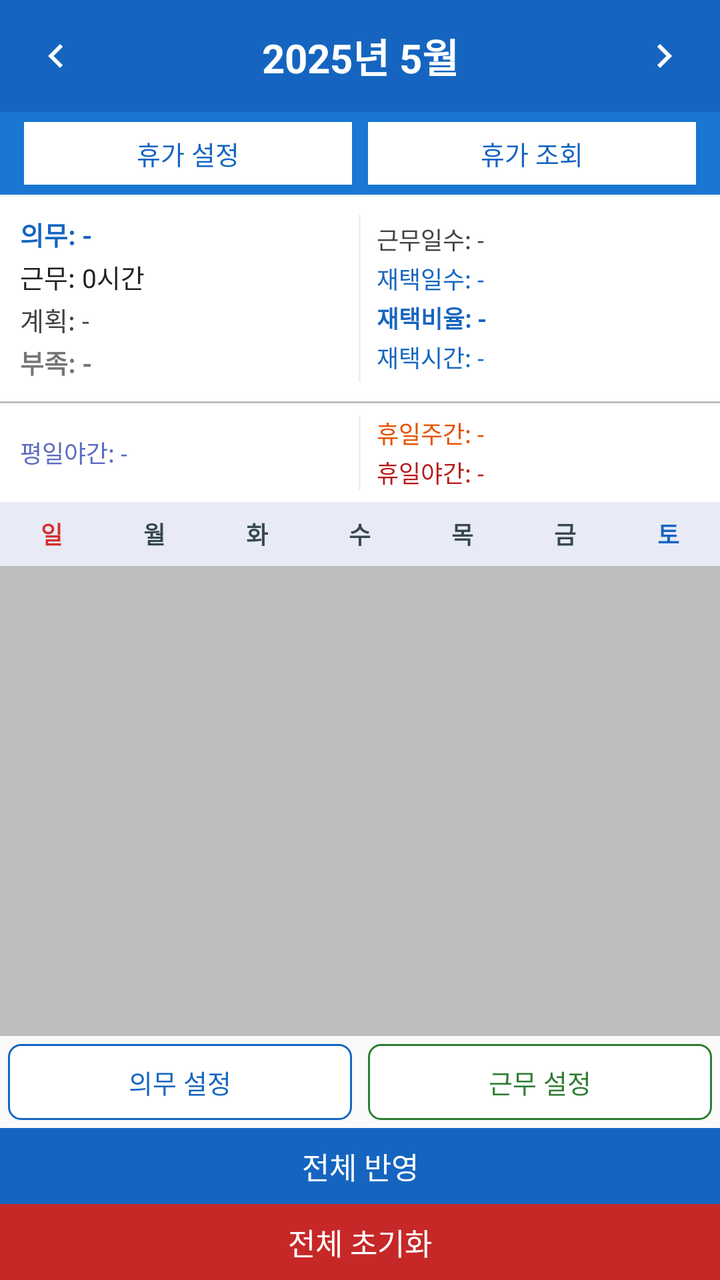
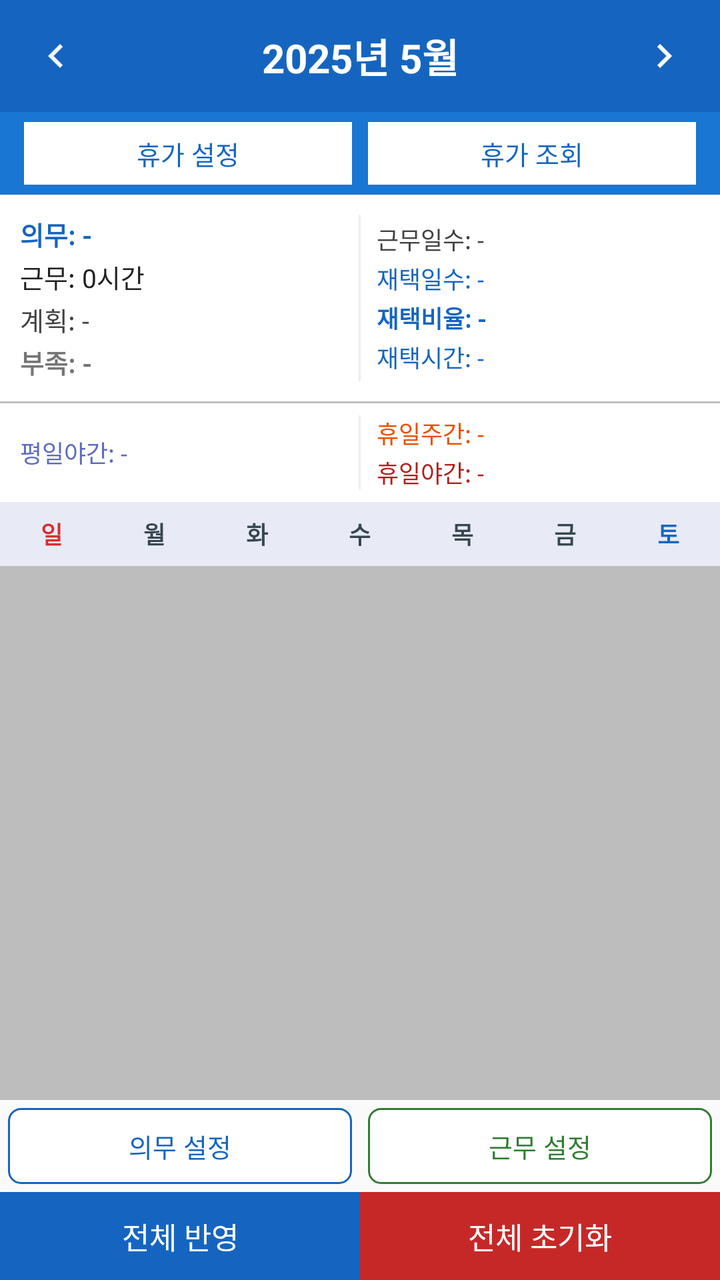

The first picture is an Android layout as it rendered before a commit; the second is the same layout after the commit. The layout source and the unified diff follow.
<!-- AndroidManifest.xml: application theme AppTheme -->
<!-- res/layout/activity_main.xml -->
<?xml version="1.0" encoding="utf-8"?>
<LinearLayout xmlns:android="http://schemas.android.com/apk/res/android"
    android:id="@+id/root_main"
    android:layout_width="match_parent"
    android:layout_height="match_parent"
    android:orientation="vertical"
    android:background="#F5F5F5">

    
    <LinearLayout
        android:layout_width="match_parent"
        android:layout_height="56dp"
        android:orientation="horizontal"
        android:gravity="center_vertical"
        android:background="#1565C0"
        android:padding="4dp">

        <ImageButton
            android:id="@+id/btn_prev_month"
            android:layout_width="48dp"
            android:layout_height="48dp"
            android:src="@drawable/ic_arrow_left"
            android:background="?attr/selectableItemBackgroundBorderless"
            android:contentDescription="이전 달" />

        <TextView
            android:id="@+id/tv_month_year"
            android:layout_width="0dp"
            android:layout_height="wrap_content"
            android:layout_weight="1"
            android:gravity="center"
            android:textSize="20sp"
            android:textColor="#FFFFFF"
            android:textStyle="bold"
            android:text="2025년 5월" />

        <ImageButton
            android:id="@+id/btn_next_month"
            android:layout_width="48dp"
            android:layout_height="48dp"
            android:src="@drawable/ic_arrow_right"
            android:background="?attr/selectableItemBackgroundBorderless"
            android:contentDescription="다음 달" />
    </LinearLayout>

    
    <LinearLayout
        android:layout_width="match_parent"
        android:layout_height="wrap_content"
        android:orientation="horizontal"
        android:background="#1976D2"
        android:paddingLeft="12dp"
        android:paddingRight="12dp"
        android:paddingTop="5dp"
        android:paddingBottom="5dp"
        android:gravity="center_vertical">

        <TextView
            android:id="@+id/btn_vacation_settings"
            android:layout_width="0dp"
            android:layout_height="wrap_content"
            android:layout_weight="1"
            android:text="휴가 설정"
            android:textColor="#1565C0"
            android:textSize="13sp"
            android:gravity="center"
            android:paddingTop="6dp"
            android:paddingBottom="6dp"
            android:background="#FFFFFF"
            android:clickable="true"
            android:focusable="true"
            android:layout_marginEnd="4dp" />

        <TextView
            android:id="@+id/btn_vacation_query"
            android:layout_width="0dp"
            android:layout_height="wrap_content"
            android:layout_weight="1"
            android:text="휴가 조회"
            android:textColor="#1565C0"
            android:textSize="13sp"
            android:gravity="center"
            android:paddingTop="6dp"
            android:paddingBottom="6dp"
            android:background="#FFFFFF"
            android:clickable="true"
            android:focusable="true"
            android:layout_marginStart="4dp" />
    </LinearLayout>

    
    <LinearLayout
        android:layout_width="match_parent"
        android:layout_height="wrap_content"
        android:orientation="vertical"
        android:background="#FFFFFF">

        
        <LinearLayout
            android:layout_width="match_parent"
            android:layout_height="wrap_content"
            android:orientation="horizontal"
            android:padding="10dp"
            android:gravity="center_vertical">

            
            <LinearLayout
                android:layout_width="0dp"
                android:layout_height="wrap_content"
                android:layout_weight="1"
                android:orientation="vertical">

                <TextView
                    android:id="@+id/tv_duty"
                    android:layout_width="wrap_content"
                    android:layout_height="wrap_content"
                    android:textSize="13sp"
                    android:textColor="#1565C0"
                    android:textStyle="bold"
                    android:text="의무: -" />

                <TextView
                    android:id="@+id/tv_work"
                    android:layout_width="wrap_content"
                    android:layout_height="wrap_content"
                    android:textSize="13sp"
                    android:textColor="#212121"
                    android:layout_marginTop="2dp"
                    android:text="근무: 0시간" />

                <TextView
                    android:id="@+id/tv_plan"
                    android:layout_width="wrap_content"
                    android:layout_height="wrap_content"
                    android:textSize="13sp"
                    android:textColor="#424242"
                    android:layout_marginTop="2dp"
                    android:text="계획: -" />

                <TextView
                    android:id="@+id/tv_shortage"
                    android:layout_width="wrap_content"
                    android:layout_height="wrap_content"
                    android:textSize="13sp"
                    android:textStyle="bold"
                    android:layout_marginTop="2dp"
                    android:text="부족: -" />
            </LinearLayout>

            
            <View
                android:layout_width="1dp"
                android:layout_height="match_parent"
                android:background="#EEEEEE"
                android:layout_marginStart="8dp"
                android:layout_marginEnd="8dp" />

            
            <LinearLayout
                android:layout_width="0dp"
                android:layout_height="wrap_content"
                android:layout_weight="1"
                android:orientation="vertical">

                <TextView
                    android:id="@+id/tv_work_days"
                    android:layout_width="wrap_content"
                    android:layout_height="wrap_content"
                    android:textSize="12sp"
                    android:textColor="#424242"
                    android:text="근무일수: -" />

                <TextView
                    android:id="@+id/tv_remote_days"
                    android:layout_width="wrap_content"
                    android:layout_height="wrap_content"
                    android:textSize="12sp"
                    android:textColor="#1565C0"
                    android:layout_marginTop="2dp"
                    android:text="재택일수: -" />

                <TextView
                    android:id="@+id/tv_remote_ratio"
                    android:layout_width="wrap_content"
                    android:layout_height="wrap_content"
                    android:textSize="12sp"
                    android:textColor="#1565C0"
                    android:textStyle="bold"
                    android:layout_marginTop="2dp"
                    android:text="재택비율: -" />

                <TextView
                    android:id="@+id/tv_remote_hours"
                    android:layout_width="wrap_content"
                    android:layout_height="wrap_content"
                    android:textSize="12sp"
                    android:textColor="#1565C0"
                    android:layout_marginTop="2dp"
                    android:text="재택시간: -" />
            </LinearLayout>
        </LinearLayout>

        
        <View
            android:layout_width="match_parent"
            android:layout_height="1dp"
            android:background="#BDBDBD" />

        
        <LinearLayout
            android:layout_width="match_parent"
            android:layout_height="wrap_content"
            android:orientation="horizontal"
            android:paddingStart="10dp"
            android:paddingEnd="10dp"
            android:paddingTop="6dp"
            android:paddingBottom="6dp"
            android:gravity="center_vertical">

            <LinearLayout
                android:layout_width="0dp"
                android:layout_height="wrap_content"
                android:layout_weight="1"
                android:orientation="vertical">

                <TextView
                    android:id="@+id/tv_weekday_night"
                    android:layout_width="wrap_content"
                    android:layout_height="wrap_content"
                    android:textSize="12sp"
                    android:textColor="#5C6BC0"
                    android:text="평일야간: -" />
            </LinearLayout>

            
            <View
                android:layout_width="1dp"
                android:layout_height="match_parent"
                android:background="#EEEEEE"
                android:layout_marginStart="8dp"
                android:layout_marginEnd="8dp" />

            <LinearLayout
                android:layout_width="0dp"
                android:layout_height="wrap_content"
                android:layout_weight="1"
                android:orientation="vertical">

                <TextView
                    android:id="@+id/tv_holiday_day"
                    android:layout_width="wrap_content"
                    android:layout_height="wrap_content"
                    android:textSize="12sp"
                    android:textColor="#E65100"
                    android:text="휴일주간: -" />

                <TextView
                    android:id="@+id/tv_holiday_night"
                    android:layout_width="wrap_content"
                    android:layout_height="wrap_content"
                    android:textSize="12sp"
                    android:textColor="#B71C1C"
                    android:layout_marginTop="2dp"
                    android:text="휴일야간: -" />
            </LinearLayout>
        </LinearLayout>
    </LinearLayout>

    
    <LinearLayout
        android:layout_width="match_parent"
        android:layout_height="32dp"
        android:orientation="horizontal"
        android:background="#E8EAF6">

        <TextView android:layout_width="0dp" android:layout_height="match_parent"
            android:layout_weight="1" android:gravity="center"
            android:text="일" android:textColor="#D32F2F" android:textStyle="bold" android:textSize="12sp"/>
        <TextView android:layout_width="0dp" android:layout_height="match_parent"
            android:layout_weight="1" android:gravity="center"
            android:text="월" android:textColor="#37474F" android:textStyle="bold" android:textSize="12sp"/>
        <TextView android:layout_width="0dp" android:layout_height="match_parent"
            android:layout_weight="1" android:gravity="center"
            android:text="화" android:textColor="#37474F" android:textStyle="bold" android:textSize="12sp"/>
        <TextView android:layout_width="0dp" android:layout_height="match_parent"
            android:layout_weight="1" android:gravity="center"
            android:text="수" android:textColor="#37474F" android:textStyle="bold" android:textSize="12sp"/>
        <TextView android:layout_width="0dp" android:layout_height="match_parent"
            android:layout_weight="1" android:gravity="center"
            android:text="목" android:textColor="#37474F" android:textStyle="bold" android:textSize="12sp"/>
        <TextView android:layout_width="0dp" android:layout_height="match_parent"
            android:layout_weight="1" android:gravity="center"
            android:text="금" android:textColor="#37474F" android:textStyle="bold" android:textSize="12sp"/>
        <TextView android:layout_width="0dp" android:layout_height="match_parent"
            android:layout_weight="1" android:gravity="center"
            android:text="토" android:textColor="#1565C0" android:textStyle="bold" android:textSize="12sp"/>
    </LinearLayout>

    
    <GridView
        android:id="@+id/grid_calendar"
        android:layout_width="match_parent"
        android:layout_height="0dp"
        android:layout_weight="1"
        android:numColumns="7"
        android:stretchMode="columnWidth"
        android:horizontalSpacing="1dp"
        android:verticalSpacing="1dp"
        android:background="#BDBDBD"
        android:padding="1dp"
        android:overScrollMode="never" />

    
    <LinearLayout
        android:layout_width="match_parent"
        android:layout_height="wrap_content"
        android:orientation="horizontal"
        android:background="#FAFAFA">

        <TextView
            android:id="@+id/btn_set_target"
            android:layout_width="0dp"
            android:layout_height="38dp"
            android:layout_weight="1"
            android:gravity="center"
            android:text="의무 설정"
            android:textColor="#1565C0"
            android:textSize="13sp"
            android:background="@drawable/bg_outlined_button"
            android:clickable="true"
            android:focusable="true"
            android:layout_margin="4dp" />

        <TextView
            android:id="@+id/btn_work_settings"
            android:layout_width="0dp"
            android:layout_height="38dp"
            android:layout_weight="1"
            android:gravity="center"
            android:text="근무 설정"
            android:textColor="#2E7D32"
            android:textSize="13sp"
            android:background="@drawable/bg_work_settings_button"
            android:clickable="true"
            android:focusable="true"
            android:layout_margin="4dp" />
    </LinearLayout>

    
    <TextView
        android:id="@+id/btn_bulk_apply"
        android:layout_width="match_parent"
        android:layout_height="38dp"
        android:gravity="center"
        android:text="전체 반영"
        android:textSize="15sp"
        android:textColor="#FFFFFF"
        android:background="#1565C0"
        android:clickable="true"
        android:focusable="true" />

    
    <TextView
        android:id="@+id/btn_reset"
        android:layout_width="match_parent"
        android:layout_height="38dp"
        android:gravity="center"
        android:text="전체 초기화"
        android:textSize="15sp"
        android:textColor="#FFFFFF"
        android:background="#C62828"
        android:clickable="true"
        android:focusable="true" />

</LinearLayout>
<!-- resources referenced by this layout -->
<resources>
  <!-- drawable bg_outlined_button (drawable) -->
  <?xml version="1.0" encoding="utf-8"?>
  <shape xmlns:android="http://schemas.android.com/apk/res/android"
      android:shape="rectangle">
      <solid android:color="#FFFFFF" />
      <stroke android:width="1dp" android:color="#1565C0" />
      <corners android:radius="6dp" />
  </shape>
  <!-- drawable bg_work_settings_button (drawable) -->
  <?xml version="1.0" encoding="utf-8"?>
  <shape xmlns:android="http://schemas.android.com/apk/res/android"
      android:shape="rectangle">
      <solid android:color="#FFFFFF" />
      <stroke android:width="1dp" android:color="#2E7D32" />
      <corners android:radius="6dp" />
  </shape>
  <!-- drawable ic_arrow_left (drawable) -->
  <?xml version="1.0" encoding="utf-8"?>
  <vector xmlns:android="http://schemas.android.com/apk/res/android"
      android:width="24dp"
      android:height="24dp"
      android:viewportWidth="24"
      android:viewportHeight="24">
      <path
          android:fillColor="#FFFFFF"
          android:pathData="M15.41,16.59L10.83,12l4.58,-4.59L14,6l-6,6 6,6 1.41,-1.41z" />
  </vector>
  <!-- drawable ic_arrow_right (drawable) -->
  <?xml version="1.0" encoding="utf-8"?>
  <vector xmlns:android="http://schemas.android.com/apk/res/android"
      android:width="24dp"
      android:height="24dp"
      android:viewportWidth="24"
      android:viewportHeight="24">
      <path
          android:fillColor="#FFFFFF"
          android:pathData="M8.59,16.59L13.17,12 8.59,7.41 10,6l6,6 -6,6 -1.41,-1.41z" />
  </vector>
  <style name="AppTheme" parent="Theme.AppCompat.Light.NoActionBar">
          <item name="colorPrimary">@color/colorPrimary</item>
          <item name="colorPrimaryDark">@color/colorPrimaryDark</item>
          <item name="colorAccent">@color/colorAccent</item>
      </style>
  <color name="colorPrimary">#1565C0</color>
  <color name="colorPrimaryDark">#0D47A1</color>
  <color name="colorAccent">#E65100</color>
</resources>

<!-- the commit's change to res/layout/activity_main.xml (unified diff, before → after) -->
@@ -347,29 +347,36 @@
     </LinearLayout>
 
     
-    <TextView
-        android:id="@+id/btn_bulk_apply"
-        android:layout_width="match_parent"
-        android:layout_height="38dp"
-        android:gravity="center"
-        android:text="전체 반영"
-        android:textSize="15sp"
-        android:textColor="#FFFFFF"
-        android:background="#1565C0"
-        android:clickable="true"
-        android:focusable="true" />
-
-    
-    <TextView
-        android:id="@+id/btn_reset"
-        android:layout_width="match_parent"
-        android:layout_height="38dp"
-        android:gravity="center"
-        android:text="전체 초기화"
-        android:textSize="15sp"
-        android:textColor="#FFFFFF"
-        android:background="#C62828"
-        android:clickable="true"
-        android:focusable="true" />
+    <LinearLayout
+        android:layout_width="match_parent"
+        android:layout_height="44dp"
+        android:orientation="horizontal">
+
+        <TextView
+            android:id="@+id/btn_bulk_apply"
+            android:layout_width="0dp"
+            android:layout_height="match_parent"
+            android:layout_weight="1"
+            android:gravity="center"
+            android:text="전체 반영"
+            android:textSize="15sp"
+            android:textColor="#FFFFFF"
+            android:background="#1565C0"
+            android:clickable="true"
+            android:focusable="true" />
+
+        <TextView
+            android:id="@+id/btn_reset"
+            android:layout_width="0dp"
+            android:layout_height="match_parent"
+            android:layout_weight="1"
+            android:gravity="center"
+            android:text="전체 초기화"
+            android:textSize="15sp"
+            android:textColor="#FFFFFF"
+            android:background="#C62828"
+            android:clickable="true"
+            android:focusable="true" />
+    </LinearLayout>
 
 </LinearLayout>
